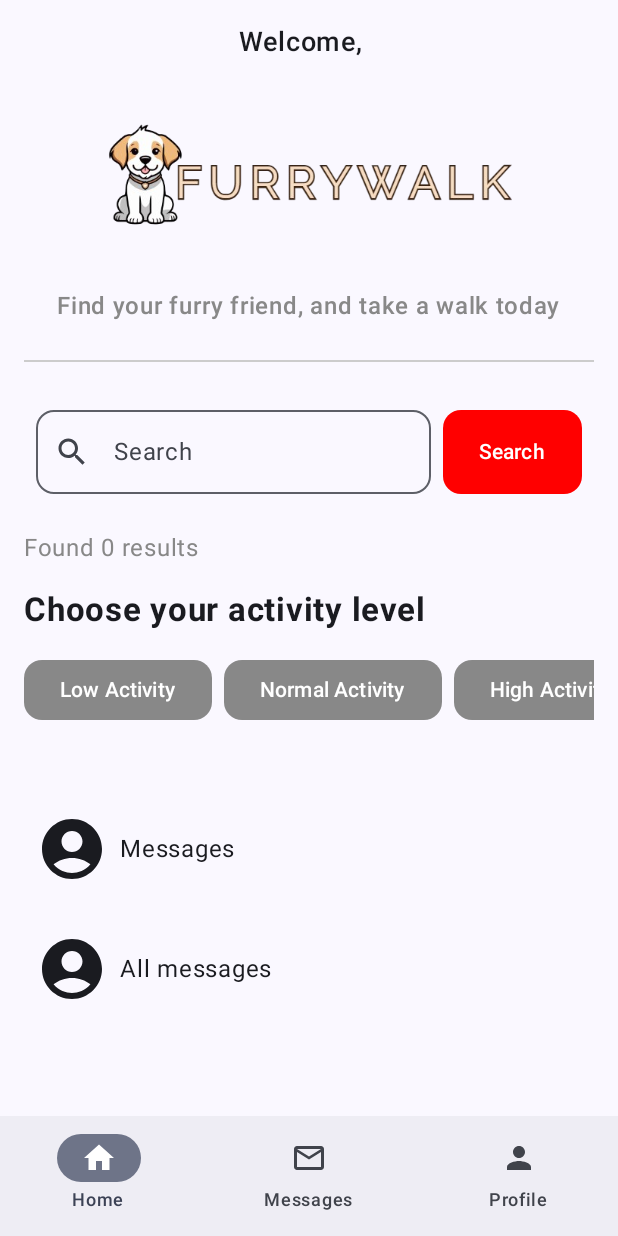
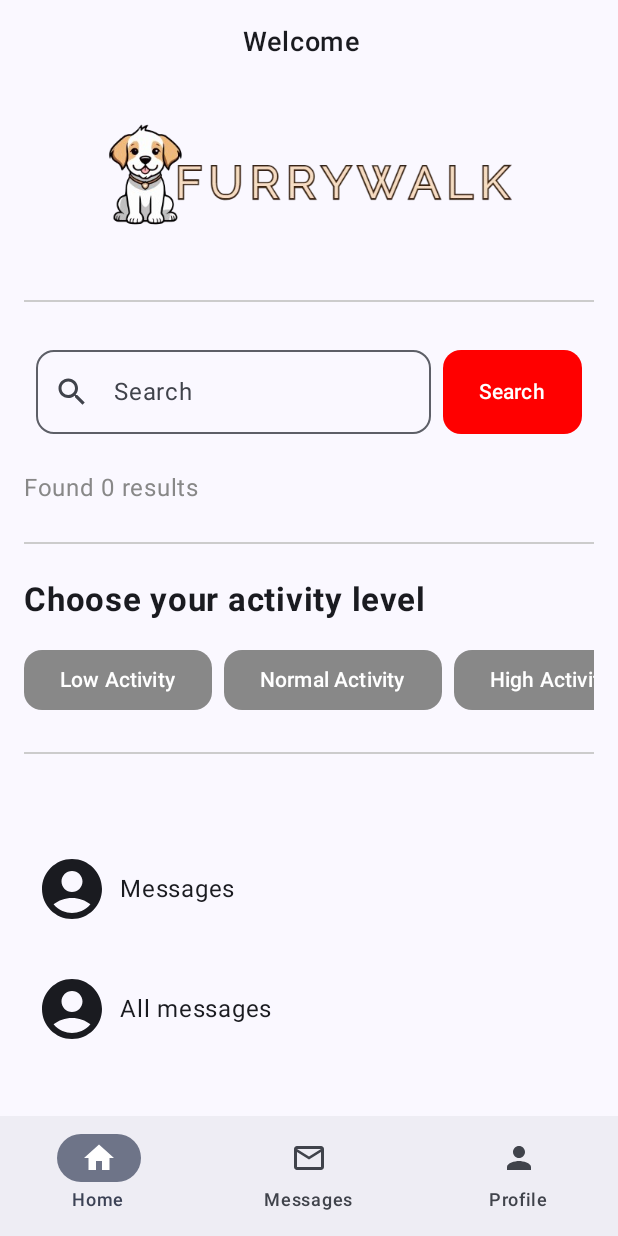
Before and after one commit to kulmixip/FurryWalk, an Android app built with Jetpack Compose: the HomeScreen screen opened through its navigation route, on a phone screen of 412 x 824 dp. Run offline under Robolectric (Android 15) with nearby library versions, the phone set to English and light mode, and no system bars; our stand-ins replace accompanist; pictures from the network do not load.

Commit message:
Småfix på design

```diff
--- a/app/src/main/java/com/example/composeproject/screens/HomeScreen.kt
+++ b/app/src/main/java/com/example/composeproject/screens/HomeScreen.kt
@@ -4,6 +4,7 @@ import android.os.Build
 import android.util.Log
 import androidx.annotation.RequiresApi
 import androidx.compose.foundation.Image
+import androidx.compose.foundation.background
 import androidx.compose.foundation.clickable
 import androidx.compose.foundation.horizontalScroll
 import androidx.compose.foundation.layout.Arrangement
@@ -83,14 +84,14 @@ fun HomeScreen(
         verticalArrangement = Arrangement.spacedBy(16.dp) // Add consistent spacing between items
     ) {
 
-        // Welcome, title and description
+        // Welcome
         Row (
             modifier = Modifier.fillMaxWidth(),
             verticalAlignment = Alignment.CenterVertically,
             horizontalArrangement = Arrangement.Center
 
-        ) { // Welcome
-            Text(text = "Welcome, " + viewModel.firstName + ' ' + viewModel.lastName,
+        ) {
+            Text(text = "Welcome " + viewModel.firstName + ' ' + viewModel.lastName,
             fontSize = 18.sp,
             fontWeight = FontWeight.Medium)
         }
@@ -111,22 +112,14 @@ fun HomeScreen(
             )
         }
 
-        Row (
-            modifier = Modifier.fillMaxWidth(),
-            verticalAlignment = Alignment.CenterVertically,
-            horizontalArrangement = Arrangement.Center
-
-        ) { // Description
-            Text(text = "Find your furry friend, and take a walk today", color = Color.Gray,
-            fontWeight = FontWeight.Medium)
-        }
-
+        // Divider
         Divider(modifier = Modifier.padding(vertical = 8.dp), color = Color.LightGray, thickness = 1.dp)
 
         Row(
             modifier = Modifier
                 .fillMaxWidth()
                 .padding(8.dp), // Optional padding
+
             verticalAlignment = Alignment.CenterVertically // Align search bar and button vertically
         ) {
 
@@ -208,6 +201,10 @@ fun HomeScreen(
             }
         }
 
+        // Divider
+        Divider(modifier = Modifier.padding(vertical = 8.dp), color = Color.LightGray, thickness = 1.dp)
+
+
         Row (
             modifier = Modifier
                 .fillMaxWidth()
@@ -267,6 +264,8 @@ fun HomeScreen(
             }
         }
 
+        // Divider
+        Divider(modifier = Modifier.padding(vertical = 8.dp), color = Color.LightGray, thickness = 1.dp)
 
         Spacer(modifier = Modifier.height(2.dp)) // Space between category and all dogs
 
```
